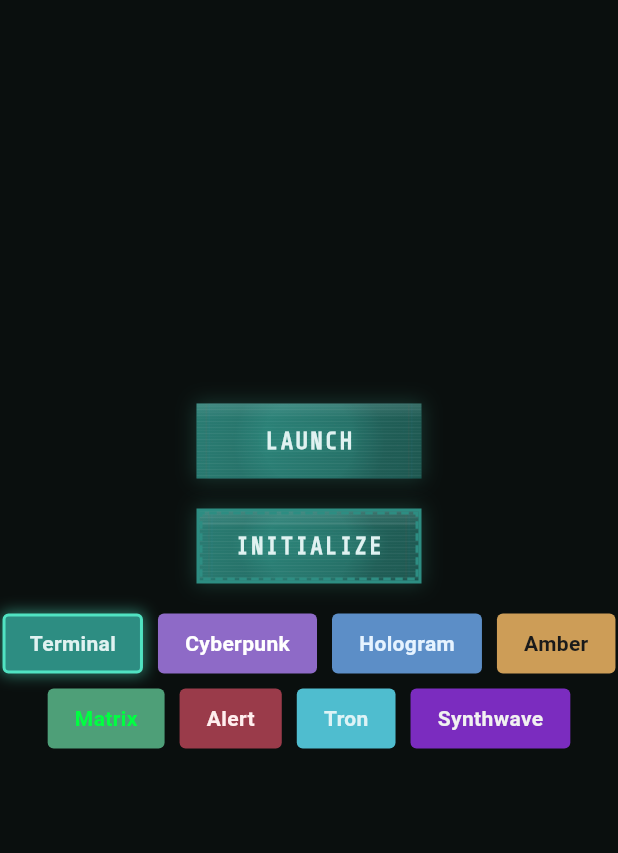
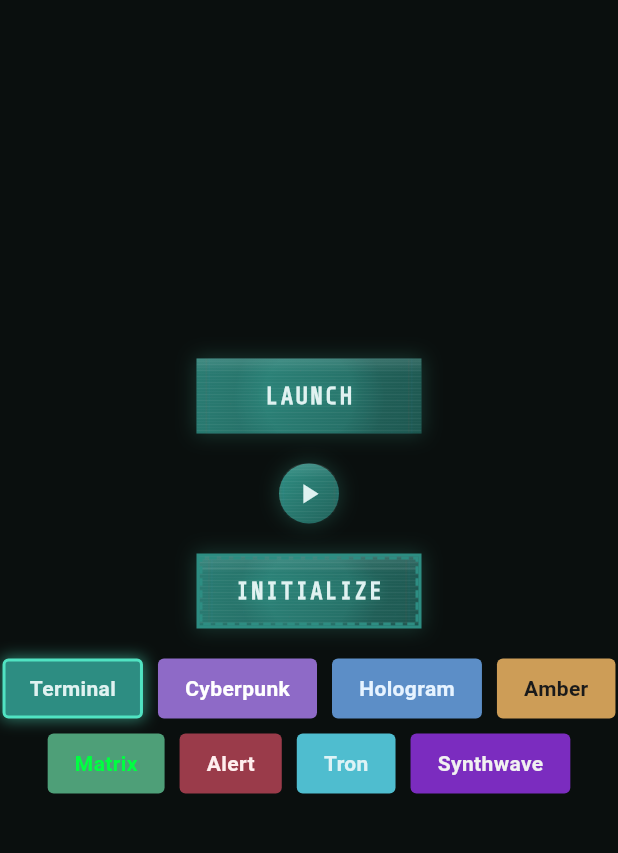
Before and after one commit to CerberusProgrammer/nova_ui, a Flutter app: the screen it shows after launch, on a phone screen of 412 x 824 dp, the part 84-937 px from its top. Run offline on Flutter 3.47's test engine with Material 3 defaults, Android fonts, the phone set to English and light mode, and no system bars.

Commit message:
Add NovaIconButton to HomeScreen for enhanced button options

```diff
--- a/lib/main.dart
+++ b/lib/main.dart
@@ -1,6 +1,7 @@
 import 'package:flutter/material.dart';
 import 'package:nova_ui/buttons/nova_border_style.dart';
 import 'package:nova_ui/buttons/nova_button.dart';
+import 'package:nova_ui/buttons/nova_icon_button.dart';
 import 'package:nova_ui/theme/nova_theme.dart';
 import 'package:nova_ui/theme/nova_theme_data.dart';
 import 'package:nova_ui/theme/nova_theme_provider.dart';
@@ -69,18 +70,12 @@ class _HomeScreenState extends State<HomeScreen> {
                 spacing: 20,
                 mainAxisAlignment: MainAxisAlignment.center,
                 children: [
-                  NovaButton(
-                    text: "LAUNCH",
-                    onPressed: () {},
-                    hoverGlitch: true,
-                    hoverScanEffect: true,
-                    borderRadius: 0,
-                  ),
+                  NovaButton(text: "LAUNCH", onPressed: () {}),
+                  NovaIconButton(icon: Icons.play_arrow, onPressed: () {}),
                   NovaButton(
                     text: "INITIALIZE",
                     onPressed: () {},
                     animationStyle: NovaAnimationStyle.dramatic,
-                    scanLines: true,
                     borderStyle: NovaBorderStyle.dashed,
                   ),
                   Wrap(
```
